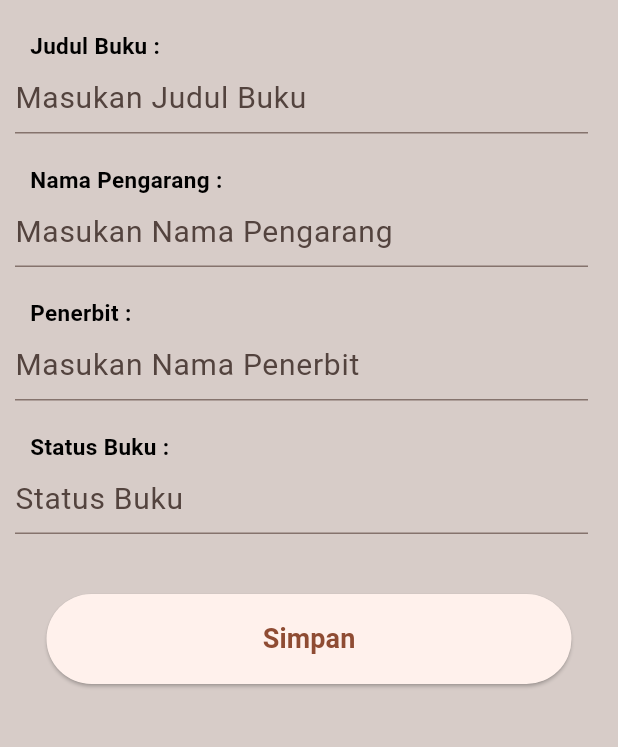
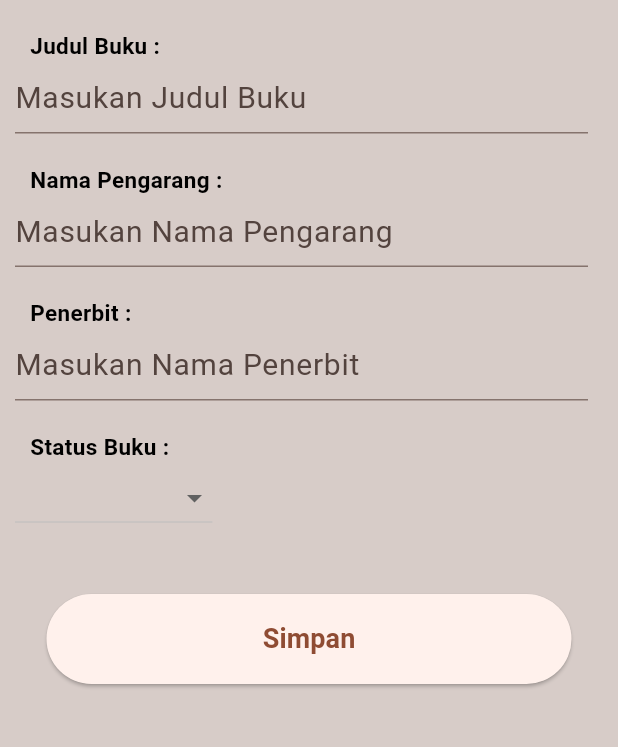
Before and after one commit to Reyfadh07/033_PAWNBOOK, a Flutter app: the AddBuku screen opened directly, on a phone screen of 412 x 824 dp, the part 84-831 px from its top. Run offline on Flutter 3.47's test engine with Material 2 defaults, Android fonts, the phone set to English and light mode, and no system bars.

Commit message:
Membuat dropdown di daftar buku

```diff
--- a/lib/view/add_daftarbuku.dart
+++ b/lib/view/add_daftarbuku.dart
@@ -9,6 +9,21 @@ class AddBuku extends StatefulWidget {
 
 class _AddBukuState extends State<AddBuku> {
   final _formKey = GlobalKey<FormState>();
+
+  String? selectedValue;
+  List<String> status = ['Dipinjam', 'Tidak dipinjam'];
+
+  List<DropdownMenuItem> generateItems(List<String> status) {
+    List<DropdownMenuItem> items = [];
+    for (var item in status) {
+      items.add(DropdownMenuItem(
+        child: Text(item),
+        value: item,
+      ));
+    }
+    return items;
+  }
+
   @override
   Widget build(BuildContext context) {
     return Scaffold(
@@ -122,19 +137,19 @@ class _AddBukuState extends State<AddBuku> {
                   ),
                 ),
                 Container(
-                  padding: const EdgeInsets.only(left: 10),
-                  margin: const EdgeInsets.only(right: 20),
-                  child: TextFormField(
-                    decoration: const InputDecoration(
-                      border: UnderlineInputBorder(),
-                      hintText: 'Status Buku',
-                      hintStyle: TextStyle(fontSize: 20),
-                    ),
-                    onSaved: (value) {
-                      //repassword = value;
-                    },
-                  ),
-                ),
+                    alignment: Alignment.centerLeft,
+                    padding: const EdgeInsets.only(left: 10),
+                    margin: const EdgeInsets.only(right: 20),
+                    child: DropdownButton(
+                      dropdownColor: Color.fromARGB(255, 209, 131, 102),
+                      value: selectedValue,
+                      items: generateItems(status),
+                      onChanged: (item) {
+                        setState(() {
+                          selectedValue = item;
+                        });
+                      },
+                    )),
                 Container(
                   padding: const EdgeInsets.only(top: 40),
                   child: ElevatedButton(
```
Also changed, not shown: lib/view/daftarbuku.dart (+15 -1 lines).
